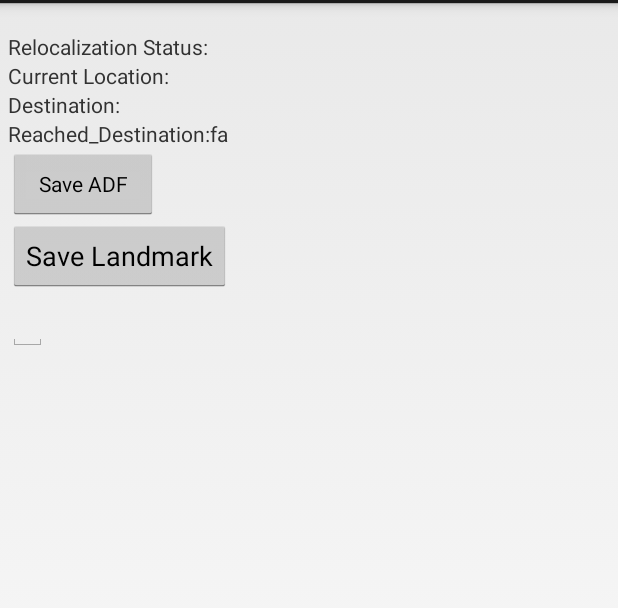
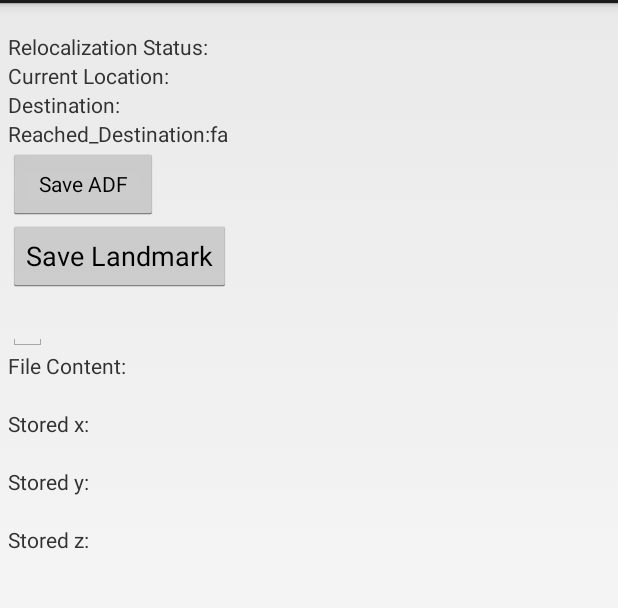
Before and after one commit to christinatsan/SmartCane, an Android app: the screen it shows after launch (StartActivity), after a tap on "Cancel", on a phone screen of 412 x 824 dp, the part 69-677 px from its top. Run offline under Robolectric (Android 15) with nearby library versions, the phone set to English and light mode, and no system bars; 2 other taps on this screen came first.

```diff
--- a/java_basic_examples/hello_area_description/src/main/res/layout/activity_area_learning.xml
+++ b/java_basic_examples/hello_area_description/src/main/res/layout/activity_area_learning.xml
@@ -117,6 +117,7 @@
 
         </LinearLayout>
 
+
         <Button
             android:id="@+id/save_adf_button"
             style="?android:attr/buttonStyleSmall"
@@ -138,7 +139,49 @@
             android:layout_height="wrap_content"
             android:id="@+id/landmarkName"/>
 
+
+        <TextView
+            android:layout_width="wrap_content"
+            android:layout_height="wrap_content"
+            android:text="File Content: "/>
+
+        <TextView
+            android:layout_width="wrap_content"
+            android:layout_height="wrap_content"
+            android:id="@+id/fileString"/>
+
+        <TextView
+            android:layout_width="wrap_content"
+            android:layout_height="wrap_content"
+            android:text = "Stored x: "/>
+
+        <TextView
+            android:layout_width="wrap_content"
+            android:layout_height="wrap_content"
+            android:id = "@+id/xString"/>
+
+        <TextView
+            android:layout_width="wrap_content"
+            android:layout_height="wrap_content"
+            android:text = "Stored y: "/>
+
+        <TextView
+            android:layout_width="wrap_content"
+            android:layout_height="wrap_content"
+            android:id = "@+id/yString"/>
+
+        <TextView
+            android:layout_width="wrap_content"
+            android:layout_height="wrap_content"
+            android:text = "Stored z: "/>
+
+        <TextView
+            android:layout_width="wrap_content"
+            android:layout_height="wrap_content"
+            android:id = "@+id/zString"/>
+
+
+
     </LinearLayout>
 
-
 </LinearLayout>
```
Also changed, not shown: java_basic_examples/hello_area_description/src/main/java/com/projecttango/examples/java/helloareadescription/HelloAreaDescriptionActivity.java (+73 -20 lines).
